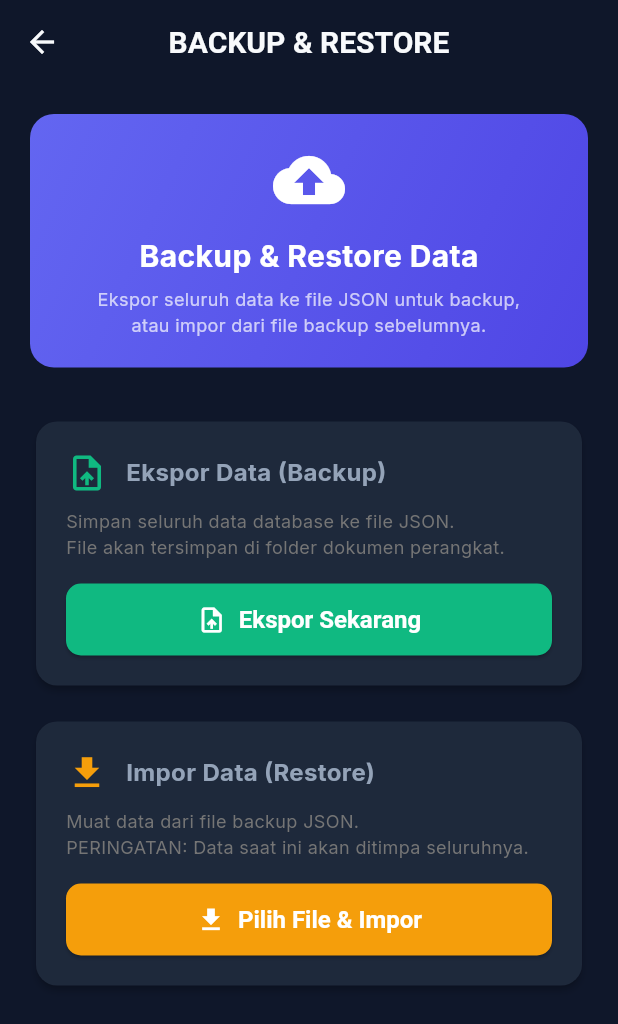
After one commit to anharahya-gif/KosManagementSystemApp, a Flutter app: the screen it shows after launch, in the side drawer, after a tap on "Backup & Restore", on a phone screen of 412 x 824 dp. The commit adds this screen. Shown: the top 1024 px of the screen. Run offline on Flutter 3.47's test engine with Material 3 defaults, Android fonts, the phone set to English and light mode, and no system bars; our stand-ins replace drift, equatable, file_picker, flutter_bloc, flutter_map, get_it and 3 more; accounts and stored records are empty; generated files the repository leaves out were written again.

Commit message:
feat: implement data export/import backup system with JSON serialization

```diff
--- a/lib/core/di/injection_container.dart
+++ b/lib/core/di/injection_container.dart
@@ -1,5 +1,6 @@
 import 'package:get_it/get_it.dart';
 import 'package:kms/core/database/app_database.dart';
+import 'package:kms/core/services/backup_service.dart';
 import 'package:kms/features/auth/presentation/cubit/auth_cubit.dart';
 import 'package:kms/features/property/data/repositories/property_repository_impl.dart';
 import 'package:kms/features/property/domain/repositories/property_repository.dart';
@@ -26,6 +27,9 @@ Future<void> init() async {
   sl.registerLazySingleton<ResidentRepository>(() => ResidentRepositoryImpl(sl()));
   sl.registerLazySingleton<ContractRepository>(() => ContractRepositoryImpl(sl()));
 
+  // 2b. Services
+  sl.registerLazySingleton<BackupService>(() => BackupService(sl()));
+
   // 3. State Management (Cubits)
   sl.registerLazySingleton<AuthCubit>(() => AuthCubit(sl()));
   sl.registerFactory<PropertyCubit>(() => PropertyCubit(sl()));
--- /dev/null
+++ b/lib/features/dashboard/presentation/pages/backup_restore_page.dart
@@ -0,0 +1,295 @@
+import 'dart:io';
+import 'package:flutter/material.dart';
+import 'package:file_picker/file_picker.dart';
+import 'package:share_plus/share_plus.dart';
+import 'package:kms/core/di/injection_container.dart';
+import 'package:kms/core/services/backup_service.dart';
+import 'package:kms/core/theme/app_theme.dart';
+
+class BackupRestorePage extends StatefulWidget {
+  const BackupRestorePage({super.key});
+
+  @override
+  State<BackupRestorePage> createState() => _BackupRestorePageState();
+}
+
+class _BackupRestorePageState extends State<BackupRestorePage> {
+  final BackupService _backupService = sl<BackupService>();
+  bool _isLoading = false;
+  String? _statusMessage;
+  bool _isSuccess = true;
+
+  Future<void> _exportData() async {
+    setState(() {
+      _isLoading = true;
+      _statusMessage = null;
+    });
+
+    try {
+      final filePath = await _backupService.exportToJson();
+      setState(() {
+        _isLoading = false;
+        _isSuccess = true;
+        _statusMessage = 'Data berhasil diekspor ke:\n$filePath';
+      });
+
+      if (!mounted) return;
+
+      // Tawarkan untuk share file
+      final shouldShare = await showDialog<bool>(
+        context: context,
+        builder: (ctx) => AlertDialog(
+          title: const Text('Ekspor Berhasil!'),
+          content: Text('File backup berhasil disimpan di:\n$filePath\n\nIngin membagikan file ini?'),
+          actions: [
+            TextButton(
+              onPressed: () => Navigator.pop(ctx, false),
+              child: const Text('Tutup'),
+            ),
+            ElevatedButton(
+              onPressed: () => Navigator.pop(ctx, true),
+              child: const Text('Bagikan File'),
+            ),
+          ],
+        ),
+      );
+
+      if (shouldShare == true) {
+        await SharePlus.instance.share(
+          ShareParams(
+            files: [XFile(filePath)],
+            text: 'KMS Database Backup',
+          ),
+        );
+      }
+    } catch (e) {
+      setState(() {
+        _isLoading = false;
+        _isSuccess = false;
+        _statusMessage = 'Gagal mengekspor data: $e';
+      });
+    }
+  }
+
+  Future<void> _importData() async {
+    // 1. Pilih file
+    final result = await FilePicker.platform.pickFiles(
+      type: FileType.custom,
+      allowedExtensions: ['json'],
+      dialogTitle: 'Pilih File Backup KMS (.json)',
+    );
+
+    if (result == null || result.files.single.path == null) return;
+    final filePath = result.files.single.path!;
+
+    // 2. Konfirmasi restore
+    if (!mounted) return;
+    final confirmed = await showDialog<bool>(
+      context: context,
+      builder: (ctx) => AlertDialog(
+        title: const Text('Konfirmasi Import'),
+        content: Text(
+          'PERINGATAN: Seluruh data saat ini akan DIHAPUS dan diganti dengan data dari file backup.\n\nFile: ${filePath.split(Platform.pathSeparator).last}\n\nLanjutkan?',
+        ),
+        actions: [
+          TextButton(
+            onPressed: () => Navigator.pop(ctx, false),
+            child: const Text('Batal'),
+          ),
+          ElevatedButton(
+            style: ElevatedButton.styleFrom(backgroundColor: AppTheme.dangerColor),
+            onPressed: () => Navigator.pop(ctx, true),
+            child: const Text('Ya, Import Sekarang'),
+          ),
+        ],
+      ),
+    );
+
+    if (confirmed != true) return;
+
+    setState(() {
+      _isLoading = true;
+      _statusMessage = null;
+    });
+
+    final importResult = await _backupService.importFromJson(filePath);
+
+    setState(() {
+      _isLoading = false;
+      _isSuccess = importResult.success;
+      _statusMessage = importResult.message;
+    });
+
+    if (!mounted) return;
+    ScaffoldMessenger.of(context).showSnackBar(
+      SnackBar(
+        content: Text(importResult.message),
+        backgroundColor: importResult.success ? Colors.green : Colors.red,
+      ),
+    );
+  }
+
+  @override
+  Widget build(BuildContext context) {
+    return Scaffold(
+      appBar: AppBar(
+        title: const Text('BACKUP & RESTORE'),
+      ),
+      body: Padding(
+        padding: const EdgeInsets.all(20),
+        child: Column(
+          crossAxisAlignment: CrossAxisAlignment.stretch,
+          children: [
+            // Header
+            Container(
+              padding: const EdgeInsets.all(20),
+              decoration: BoxDecoration(
+                gradient: AppTheme.primaryGradient,
+                borderRadius: BorderRadius.circular(16),
+              ),
+              child: const Column(
+                children: [
+                  Icon(Icons.backup, size: 48, color: Colors.white),
+                  SizedBox(height: 12),
+                  Text(
+                    'Backup & Restore Data',
+                    style: TextStyle(
+                      color: Colors.white,
+                      fontSize: 20,
+                      fontWeight: FontWeight.bold,
+                    ),
+                  ),
+                  SizedBox(height: 6),
+                  Text(
+                    'Ekspor seluruh data ke file JSON untuk backup,\natau impor dari file backup sebelumnya.',
+                    textAlign: TextAlign.center,
+                    style: TextStyle(color: Colors.white70, fontSize: 12),
+                  ),
+                ],
+              ),
+            ),
+            const SizedBox(height: 32),
+
+            // Export Button
+            _buildActionCard(
+              icon: Icons.upload_file,
+              title: 'Ekspor Data (Backup)',
+              subtitle: 'Simpan seluruh data database ke file JSON.\nFile akan tersimpan di folder dokumen perangkat.',
+              buttonText: 'Ekspor Sekarang',
+              buttonColor: AppTheme.secondaryColor,
+              onPressed: _isLoading ? null : _exportData,
+            ),
+            const SizedBox(height: 16),
+
+            // Import Button
+            _buildActionCard(
+              icon: Icons.download,
+              title: 'Impor Data (Restore)',
+              subtitle: 'Muat data dari file backup JSON.\nPERINGATAN: Data saat ini akan ditimpa seluruhnya.',
+              buttonText: 'Pilih File & Impor',
+              buttonColor: AppTheme.warningColor,
+              onPressed: _isLoading ? null : _importData,
+            ),
+            const SizedBox(height: 24),
+
+            // Loading / Status
+            if (_isLoading)
+              const Center(
+                child: Column(
+                  children: [
+                    CircularProgressIndicator(),
+                    SizedBox(height: 12),
+                    Text('Memproses...', style: TextStyle(color: Colors.grey)),
+                  ],
+                ),
+              ),
+
+            if (_statusMessage != null && !_isLoading)
+              Container(
+                padding: const EdgeInsets.all(16),
+                decoration: BoxDecoration(
+                  color: _isSuccess
+                      ? Colors.green.withValues(alpha: 0.1)
+                      : Colors.red.withValues(alpha: 0.1),
+                  borderRadius: BorderRadius.circular(12),
+                  border: Border.all(
+                    color: _isSuccess ? Colors.green : Colors.red,
+                    width: 1,
+                  ),
+                ),
+                child: Row(
+                  children: [
+                    Icon(
+                      _isSuccess ? Icons.check_circle : Icons.error,
+                      color: _isSuccess ? Colors.green : Colors.red,
+                    ),
+                    const SizedBox(width: 12),
+                    Expanded(
+                      child: Text(
+                        _statusMessage!,
+                        style: TextStyle(
+                          color: _isSuccess ? Colors.green.shade800 : Colors.red.shade800,
+                          fontSize: 13,
+                        ),
+                      ),
+                    ),
+                  ],
+                ),
+              ),
+          ],
+        ),
+      ),
+    );
+  }
+
+  Widget _buildActionCard({
+    required IconData icon,
+    required String title,
+    required String subtitle,
+    required String buttonText,
+    required Color buttonColor,
+    VoidCallback? onPressed,
+  }) {
+    return Card(
+      elevation: 2,
+      shape: RoundedRectangleBorder(borderRadius: BorderRadius.circular(14)),
+      child: Padding(
+        padding: const EdgeInsets.all(20),
+        child: Column(
+          crossAxisAlignment: CrossAxisAlignment.start,
+          children: [
+            Row(
+              children: [
+                Icon(icon, color: buttonColor, size: 28),
+                const SizedBox(width: 12),
+                Expanded(
+                  child: Text(
+                    title,
+                    style: const TextStyle(fontSize: 16, fontWeight: FontWeight.bold),
+                  ),
+                ),
+              ],
+            ),
+            const SizedBox(height: 10),
+            Text(subtitle, style: TextStyle(fontSize: 12, color: Colors.grey.shade600)),
+            const SizedBox(height: 16),
+            SizedBox(
+              width: double.infinity,
+              child: ElevatedButton.icon(
+                style: ElevatedButton.styleFrom(
+                  backgroundColor: buttonColor,
+                  foregroundColor: Colors.white,
+                  padding: const EdgeInsets.symmetric(vertical: 14),
+                  shape: RoundedRectangleBorder(borderRadius: BorderRadius.circular(10)),
+                ),
+                icon: Icon(icon, size: 20),
+                label: Text(buttonText),
+                onPressed: onPressed,
+              ),
+            ),
+          ],
+        ),
+      ),
+    );
+  }
+}
--- a/lib/features/dashboard/presentation/pages/main_scaffold_page.dart
+++ b/lib/features/dashboard/presentation/pages/main_scaffold_page.dart
@@ -7,6 +7,7 @@ import 'package:kms/features/auth/presentation/cubit/auth_state.dart';
 import 'package:kms/features/contract/presentation/pages/contracts_page.dart';
 import 'package:kms/features/contract/presentation/pages/invoices_page.dart';
 import 'package:kms/features/dashboard/presentation/pages/dashboard_page.dart';
+import 'package:kms/features/dashboard/presentation/pages/backup_restore_page.dart';
 import 'package:kms/features/dashboard/presentation/pages/recycle_bin_page.dart';
 import 'package:kms/features/property/presentation/pages/properties_page.dart';
 import 'package:kms/features/resident/presentation/pages/residents_page.dart';
@@ -336,6 +337,19 @@ class _MainScaffoldPageState extends State<MainScaffoldPage> {
               );
             },
           ),
+          ListTile(
+            leading: Icon(Icons.backup_outlined, color: AppTheme.secondaryColor),
+            title: const Text('Backup & Restore'),
+            onTap: () {
+              Navigator.pop(context);
+              Navigator.push(
+                context,
+                MaterialPageRoute(
+                  builder: (context) => const BackupRestorePage(),
+                ),
+              );
+            },
+          ),
         ],
       ),
     );
--- a/pubspec.yaml
+++ b/pubspec.yaml
@@ -46,6 +46,8 @@ dependencies:
   intl: ^0.19.0
   flutter_map: ^6.1.0
   latlong2: ^0.9.0
+  file_picker: ^8.0.0
+  share_plus: ^12.0.2
 
 dev_dependencies:
   flutter_test:
```
Also changed, not shown: lib/core/services/backup_service.dart (added, +368 -0 lines), pubspec.lock, 5 other files.
